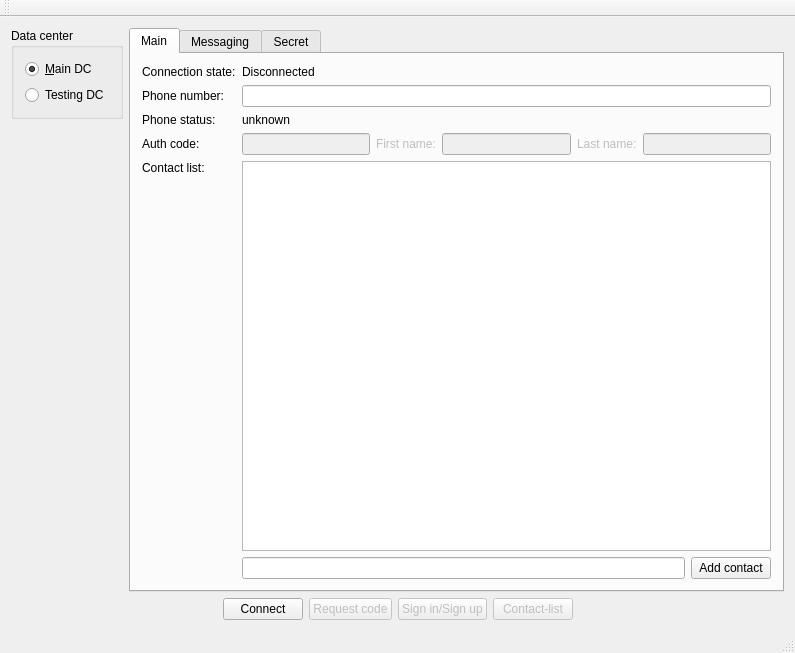
Qt form testApp/MainWindow.ui (Kaffeine/telegram-qt) before a commit.
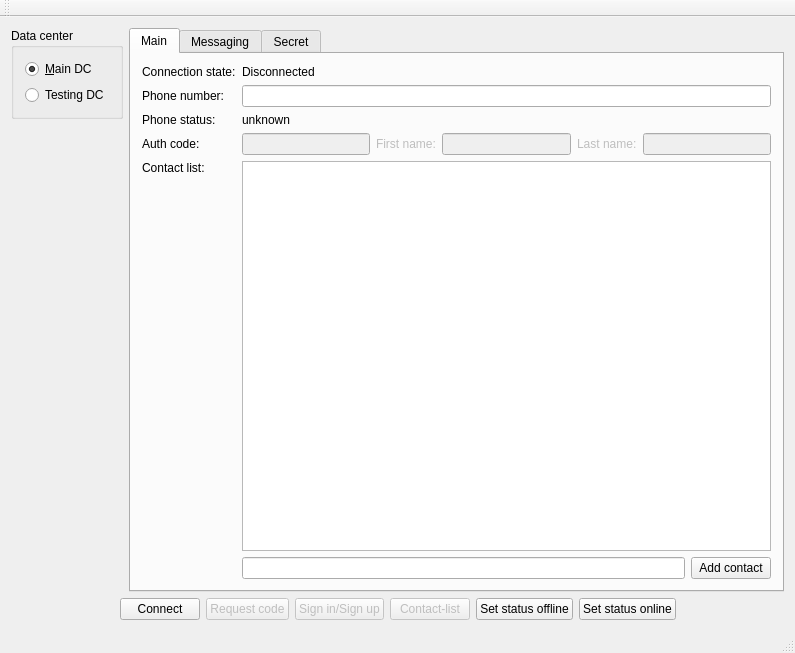
The same form after that commit.

Commit message: TestApp: Implemented online/offline status.

The edit to the form file:
```diff
--- a/testApp/MainWindow.ui
+++ b/testApp/MainWindow.ui
@@ -131,13 +131,6 @@
             </property>
            </widget>
           </item>
-          <item row="0" column="1" colspan="5">
-           <widget class="QLabel" name="connectionState">
-            <property name="text">
-             <string>Disconnected</string>
-            </property>
-           </widget>
-          </item>
           <item row="1" column="0">
            <widget class="QLabel" name="label_2">
             <property name="text">
@@ -192,6 +185,13 @@
             </item>
            </layout>
           </item>
+          <item row="0" column="1">
+           <widget class="QLabel" name="connectionState">
+            <property name="text">
+             <string>Disconnected</string>
+            </property>
+           </widget>
+          </item>
          </layout>
         </widget>
         <widget class="QWidget" name="tab_3">
@@ -333,6 +333,20 @@
         </property>
        </widget>
       </item>
+      <item>
+       <widget class="QPushButton" name="setStatusOffline">
+        <property name="text">
+         <string>Set status offline</string>
+        </property>
+       </widget>
+      </item>
+      <item>
+       <widget class="QPushButton" name="setStatusOnline">
+        <property name="text">
+         <string>Set status online</string>
+        </property>
+       </widget>
+      </item>
       <item>
        <spacer name="horizontalSpacer_2">
         <property name="orientation">
```
The commit also changes 2 other files.
